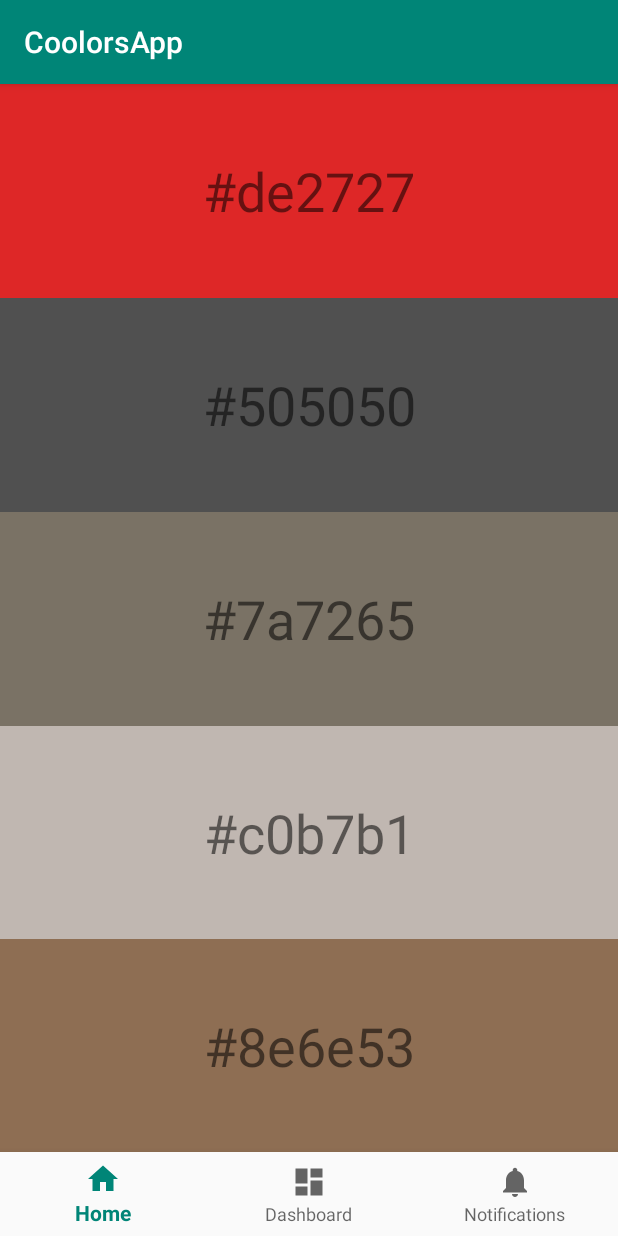
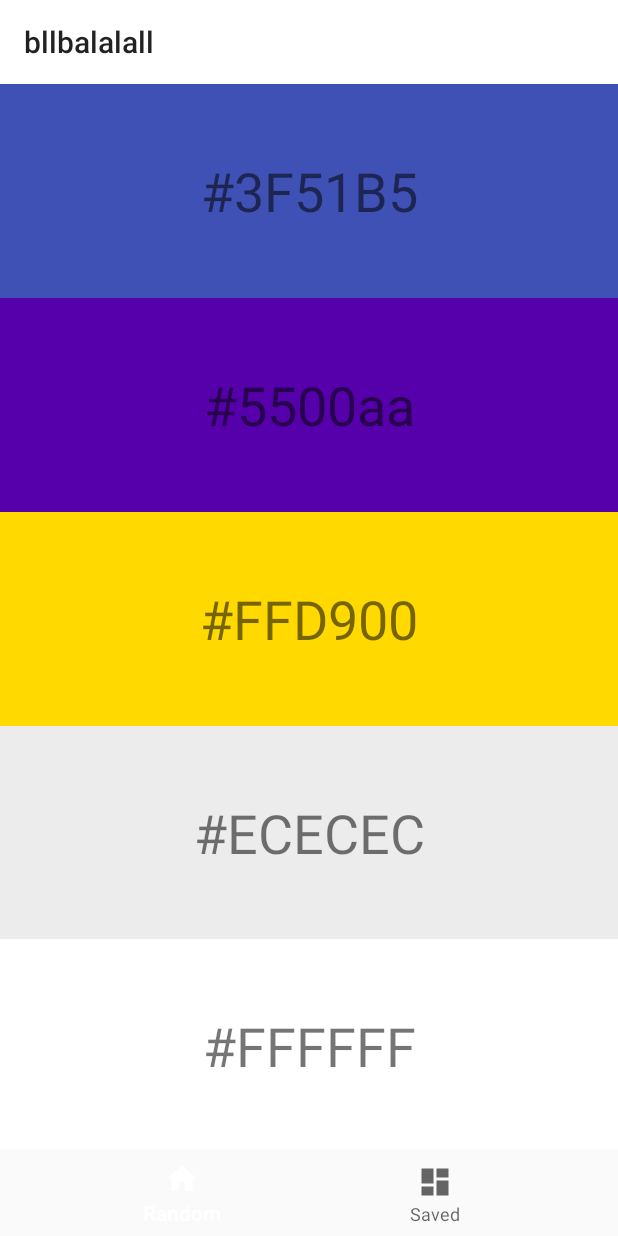
Before and after one commit to dadoz/CoolorsApp, an Android app: the screen it shows after launch (MainActivity), on a phone screen of 412 x 824 dp. Run offline under Robolectric (Android 15) with nearby library versions, the light colour scheme and no system bars; our stand-ins replace ButterKnife, RxJava; Roboto replaces fonts that are not available here.

Commit message:
major fix - added service to retrieve color - added toolbar

```diff
--- a/app/build.gradle
+++ b/app/build.gradle
@@ -61,6 +61,8 @@ dependencies {
     //butterknife
     implementation "com.jakewharton:butterknife:$butterknifeVersion"
     annotationProcessor "com.jakewharton:butterknife-compiler:$butterknifeVersion"
+
+    implementation "org.jsoup:jsoup:$jsoupVersion"
     //test junit
     testImplementation "junit:junit:$junitVersion"
     androidTestImplementation 'com.android.support.test:runner:1.0.2'
--- a/app/src/main/AndroidManifest.xml
+++ b/app/src/main/AndroidManifest.xml
@@ -1,7 +1,7 @@
 <?xml version="1.0" encoding="utf-8"?>
 <manifest xmlns:android="http://schemas.android.com/apk/res/android"
     package="com.application.dev.david.coolorsapp">
-
+    <uses-permission android:name="android.permission.INTERNET" />
     <application
         android:allowBackup="true"
         android:icon="@mipmap/ic_launcher"
--- a/app/src/main/java/com/application/dev/david/coolorsapp/MainActivity.java
+++ b/app/src/main/java/com/application/dev/david/coolorsapp/MainActivity.java
@@ -4,6 +4,7 @@ import android.graphics.Color;
 import android.os.Bundle;
 import android.support.design.widget.BottomNavigationView;
 import android.support.v7.app.AppCompatActivity;
+import android.support.v7.widget.Toolbar;
 import android.widget.LinearLayout;
 import android.widget.TextView;
 
@@ -17,10 +18,15 @@ import java.util.List;
 import butterknife.BindView;
 import butterknife.ButterKnife;
 
+import static com.application.dev.david.coolorsapp.data.ColorsRepository.COOLORS_BASE_URL;
+//powered by https://www.colourlovers.com/api/palettes/random
+
 public class MainActivity extends AppCompatActivity implements ColorGridView {
     private ColorGridPresenter presenter;
     @BindView(R.id.coolorsContainerLayoutId)
     LinearLayout colorContainerLayout;
+    @BindView(R.id.toolbarId)
+    Toolbar toolbar;
 
 
     @Override
@@ -29,10 +35,16 @@ public class MainActivity extends AppCompatActivity implements ColorGridView {
         setContentView(R.layout.activity_main);
         ButterKnife.bind(this);
 
+        setSupportActionBar(toolbar);
+        getSupportActionBar().setTitle("bllbalalall");
+
         presenter = new ColorGridPresenter(this, new ColorsRepository());
         onInitView();
     }
 
+    /**
+     * init view
+     */
     private void onInitView() {
         presenter.retrieveData();
 
@@ -44,9 +56,6 @@ public class MainActivity extends AppCompatActivity implements ColorGridView {
                     return true;
                 case R.id.navigation_dashboard:
 //                    mTextMessage.setText(R.string.title_dashboard);
-                    return true;
-                case R.id.navigation_notifications:
-//                    mTextMessage.setText(R.string.title_notifications);
                     return true;
             }
             return false;
@@ -65,16 +74,14 @@ public class MainActivity extends AppCompatActivity implements ColorGridView {
 
     @Override
     public void onColorGridError(String error) {
-
     }
 
     /**
      *
      * @param box
-     * @param color
+     * @param hexColor
      */
-    private void initBox(TextView box, String color) {
-        String hexColor = Utils.parseColorFromRGB(color);
+    private void initBox(TextView box, String hexColor) {
         box.setBackgroundColor(Color.parseColor(hexColor));
         box.setText(hexColor);
     }
--- a/app/src/main/java/com/application/dev/david/coolorsapp/data/ColorsRepository.java
+++ b/app/src/main/java/com/application/dev/david/coolorsapp/data/ColorsRepository.java
@@ -1,5 +1,16 @@
 package com.application.dev.david.coolorsapp.data;
 
+import android.util.Log;
+
+import org.jsoup.Jsoup;
+import org.jsoup.nodes.Document;
+import org.jsoup.nodes.Element;
+import org.jsoup.parser.Parser;
+import org.jsoup.parser.XmlTreeBuilder;
+import org.jsoup.select.Elements;
+
+import java.io.IOException;
+import java.net.URL;
 import java.util.ArrayList;
 import java.util.List;
 
@@ -7,13 +18,38 @@ import io.reactivex.Observable;
 
 public class ColorsRepository implements ColorsDataSource {
 
+    public static final String COOLORS_BASE_URL = "https://www.colourlovers.com/api/palettes/random";
+
     public Observable<List<String>> getColors() {
         ArrayList<String> list = new ArrayList<>();
+        mock2(list);
+//        try {
+//            String html = Jsoup.connect(COOLORS_BASE_URL).get().html();
+//            Document doc = Jsoup.parse(html, "", Parser.xmlParser());
+//            Elements els = doc.getElementsByTag("hex");
+//            for (Element element : els) {
+//                list.add(element.html());
+//                Log.e(getClass().getName(), element.html());
+//            }
+//        } catch (IOException e) {
+//            e.printStackTrace();
+//        }
+        return Observable.just(list);
+    }
+
+    private void mock2(ArrayList<String> list) {
+        list.add("3F51B5");
+        list.add("5500aa");
+        list.add("FFD900");
+        list.add("ECECEC");
+        list.add("FFFFFF");
+    }
+
+    private void mock1(ArrayList<String> list) {
         list.add("rgb(222, 39, 39)");
         list.add("rgb(80, 80, 80)");
         list.add("rgb(122, 114, 101)");
         list.add("rgb(192, 183, 177)");
         list.add("rgb(142, 110, 83)");
-        return Observable.just(list);
     }
 }
--- a/app/src/main/java/com/application/dev/david/coolorsapp/modules/colorGrid/ColorGridPresenter.java
+++ b/app/src/main/java/com/application/dev/david/coolorsapp/modules/colorGrid/ColorGridPresenter.java
@@ -3,6 +3,8 @@ package com.application.dev.david.coolorsapp.modules.colorGrid;
 import android.view.View;
 
 import com.application.dev.david.coolorsapp.data.ColorsRepository;
+
+import java.util.ArrayList;
 
 import io.reactivex.Observable;
 import io.reactivex.Scheduler;
@@ -20,10 +22,14 @@ public class ColorGridPresenter {
     }
 
     public void retrieveData() {
-        Disposable disposable = respository.getColors()
-                .observeOn(AndroidSchedulers.mainThread())
-                .subscribeOn(Schedulers.computation())
-                .subscribe(view::onColorGrid,
-                        error -> view.onColorGridError(error.getMessage()));
+        Disposable disposable =
+                Observable.just("")
+                        .subscribeOn(Schedulers.newThread())
+                        .flatMap(_1 -> respository.getColors())
+                        .subscribeOn(Schedulers.newThread())
+                        .observeOn(AndroidSchedulers.mainThread())
+                        .flatMap(list -> Observable.fromIterable(list).map(item -> "#" + item).toList().toObservable())
+                        .subscribe(view::onColorGrid,
+                            error -> view.onColorGridError(error.getMessage()));
     }
 }
--- a/app/src/main/res/layout/activity_main.xml
+++ b/app/src/main/res/layout/activity_main.xml
@@ -1,12 +1,29 @@
 <?xml version="1.0" encoding="utf-8"?>
-<android.support.constraint.ConstraintLayout
+<FrameLayout
     xmlns:android="http://schemas.android.com/apk/res/android"
     xmlns:app="http://schemas.android.com/apk/res-auto"
     xmlns:tools="http://schemas.android.com/tools"
+    android:layout_height="match_parent"
+    android:layout_width="match_parent">
+
+    <android.support.design.widget.AppBarLayout
+        android:id="@+id/appBarLayoutId"
+        android:layout_height="wrap_content"
+        android:layout_width="match_parent"
+        app:elevation="0dp">
+        <android.support.v7.widget.Toolbar
+            android:id="@+id/toolbarId"
+            android:layout_width="match_parent"
+            android:layout_height="?attr/actionBarSize"/>
+    </android.support.design.widget.AppBarLayout>
+
+    <android.support.constraint.ConstraintLayout
         android:id="@+id/container"
+        android:layout_marginTop="?attr/actionBarSize"
         android:layout_width="match_parent"
         android:layout_height="match_parent"
         tools:context=".MainActivity">
+
         <LinearLayout
             android:id="@+id/coolorsContainerLayoutId"
             android:orientation="vertical"
@@ -20,7 +37,6 @@
                 android:layout_width="match_parent"
                 android:layout_height="match_parent"
                 android:layout_weight="1"
-            android:background="@color/design_default_color_primary"
                 android:fontFamily="@font/amatic_sc_bold"
                 android:gravity="center"
                 android:textSize="36sp"
@@ -31,7 +47,6 @@
                 android:layout_width="match_parent"
                 android:layout_height="match_parent"
                 android:layout_weight="1"
-            android:background="@color/design_default_color_primary_dark"
                 android:fontFamily="@font/amatic_sc_bold"
                 android:gravity="center"
                 android:textSize="36sp" />
@@ -41,7 +56,6 @@
                 android:layout_width="match_parent"
                 android:layout_height="match_parent"
                 android:layout_weight="1"
-            android:background="@color/colorAccent"
                 android:fontFamily="@font/amatic_sc_bold"
                 android:gravity="center"
                 android:textSize="36sp" />
@@ -51,7 +65,6 @@
                 android:layout_width="match_parent"
                 android:layout_height="match_parent"
                 android:layout_weight="1"
-            android:background="@color/colorPrimaryDark"
                 android:fontFamily="@font/amatic_sc_bold"
                 android:gravity="center"
                 android:textSize="36sp" />
@@ -61,7 +74,6 @@
                 android:layout_width="match_parent"
                 android:layout_height="match_parent"
                 android:layout_weight="1"
-            android:background="@color/colorPrimary"
                 android:fontFamily="@font/amatic_sc_bold"
                 android:gravity="center"
                 android:textSize="36sp" />
@@ -79,3 +91,4 @@
             app:menu="@menu/navigation" />
 
     </android.support.constraint.ConstraintLayout>
+</FrameLayout>
--- a/app/src/main/res/menu/navigation.xml
+++ b/app/src/main/res/menu/navigation.xml
@@ -11,9 +11,5 @@
         android:icon="@drawable/ic_dashboard_black_24dp"
         android:title="@string/title_dashboard" />
 
-    <item
-        android:id="@+id/navigation_notifications"
-        android:icon="@drawable/ic_notifications_black_24dp"
-        android:title="@string/title_notifications" />
 
 </menu>
--- a/app/src/main/res/values/colors.xml
+++ b/app/src/main/res/values/colors.xml
@@ -1,6 +1,6 @@
 <?xml version="1.0" encoding="utf-8"?>
 <resources>
-    <color name="colorPrimary">#008577</color>
-    <color name="colorPrimaryDark">#00574B</color>
-    <color name="colorAccent">#D81B60</color>
+    <color name="colorPrimary">#FFFFFF</color>
+    <color name="colorPrimaryDark">#ECECEC</color>
+    <color name="colorAccent">#FFD900</color>
 </resources>
--- a/app/src/main/res/values/strings.xml
+++ b/app/src/main/res/values/strings.xml
@@ -1,6 +1,5 @@
 <resources>
     <string name="app_name">CoolorsApp</string>
-    <string name="title_home">Home</string>
-    <string name="title_dashboard">Dashboard</string>
-    <string name="title_notifications">Notifications</string>
+    <string name="title_home">Random</string>
+    <string name="title_dashboard">Saved</string>
 </resources>
--- a/app/src/main/res/values/styles.xml
+++ b/app/src/main/res/values/styles.xml
@@ -1,7 +1,7 @@
 <resources>
 
     <!-- Base application theme. -->
-    <style name="AppTheme" parent="Theme.AppCompat.Light.DarkActionBar">
+    <style name="AppTheme" parent="Theme.AppCompat.Light.NoActionBar">
         <!-- Customize your theme here. -->
         <item name="colorPrimary">@color/colorPrimary</item>
         <item name="colorPrimaryDark">@color/colorPrimaryDark</item>
--- a/build.gradle
+++ b/build.gradle
@@ -20,6 +20,7 @@ ext {
     espressoVersion = '2.2.2'
     butterknifeVersion = '8.8.1'
     constraintVersion = '1.1.2'
+    jsoupVersion = '1.11.3'
 }
 
 buildscript {
```
Lines whose indentation alone changed are shown as unchanged.
